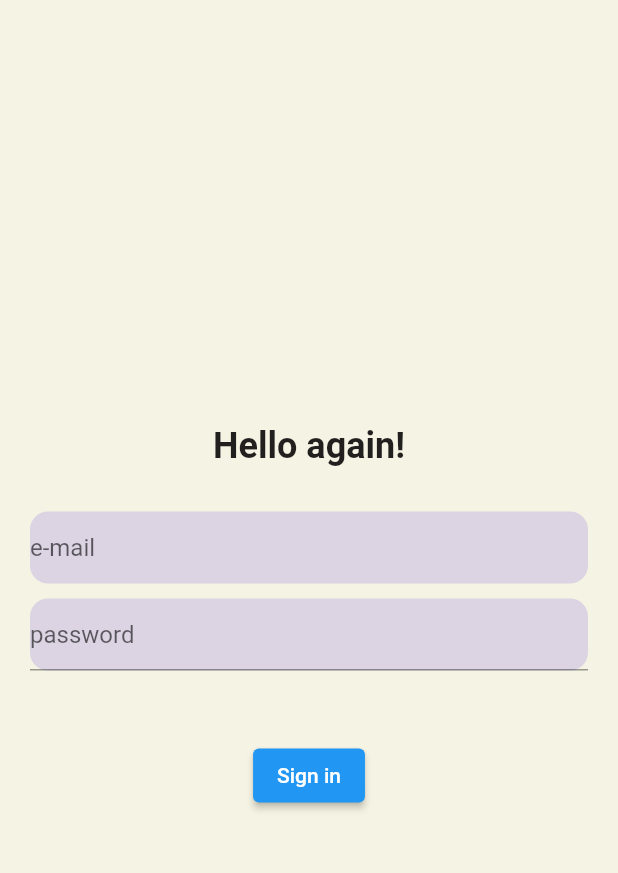
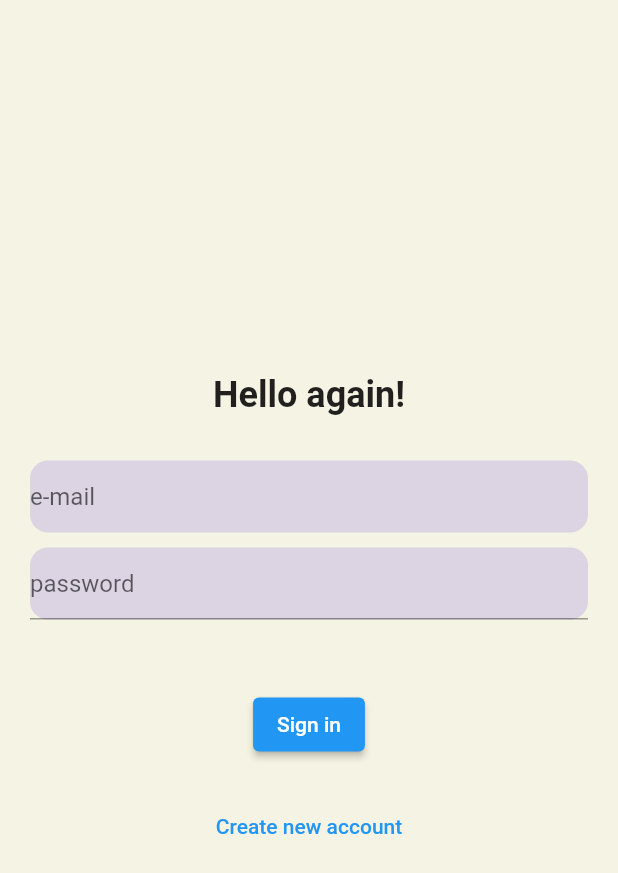
Before and after one commit to raczynskaannamaria/sushi_gdansk, a Flutter app: the screen it shows after launch, on a phone screen of 412 x 824 dp. Shown: the top 873 px of the screen. Run offline on Flutter 3.47's test engine with Material 2 defaults, Android fonts, the light colour scheme and no system bars; our stand-ins replace firebase_auth, firebase_core; accounts and stored records are empty.

Commit message:
Add creating an account option

```diff
--- a/lib/app/login/login_page.dart
+++ b/lib/app/login/login_page.dart
@@ -15,6 +15,7 @@ class LoginPage extends StatefulWidget {
 
 class _LoginPageState extends State<LoginPage> {
   var errorMessage = '';
+  var isCreatingAccount = false;
 
   @override
   Widget build(BuildContext context) {
@@ -26,7 +27,10 @@ class _LoginPageState extends State<LoginPage> {
           child: Column(
             mainAxisAlignment: MainAxisAlignment.center,
             children: [
-              const Text('Hello again!',
+              Text(
+                  isCreatingAccount == true
+                      ? 'Create new account'
+                      : 'Hello again!',
                   style: TextStyle(
                     fontWeight: FontWeight.bold,
                     fontSize: 24,
@@ -61,6 +65,21 @@ class _LoginPageState extends State<LoginPage> {
               const SizedBox(height: 30),
               ElevatedButton(
                 onPressed: () async {
+                  if (isCreatingAccount == true) {
+                    try {
+                      // rejestracja
+                      await FirebaseAuth.instance
+                          .createUserWithEmailAndPassword(
+                        email: widget.emailController.text,
+                        password: widget.passwordController.text,
+                      );
+                    } catch (error) {
+                      setState(() {
+                        errorMessage = error.toString();
+                      });
+                    }
+                  } else {
+                    // logowanie
                     try {
                       await FirebaseAuth.instance.signInWithEmailAndPassword(
                         email: widget.emailController.text,
@@ -70,11 +89,33 @@ class _LoginPageState extends State<LoginPage> {
                       setState(() {
                         errorMessage = error.toString();
                       });
-                    print(error);
                     }
+                  }
+                  ;
                 },
-                child: Text('Sign in'),
+                child: Text(isCreatingAccount == true ? 'Join now' : 'Sign in'),
               ),
+              const SizedBox(height: 20),
+              if (isCreatingAccount == false) ...[
+                TextButton(
+                  onPressed: () async {
+                    setState(() {
+                      isCreatingAccount = true;
+                    });
+                  },
+                  child: Text('Create new account'),
+                ),
+              ],
+              if (isCreatingAccount == true) ...[
+                TextButton(
+                  onPressed: () async {
+                    setState(() {
+                      isCreatingAccount = false;
+                    });
+                  },
+                  child: Text('Already have an account?'),
+                ),
+              ],
             ],
           ),
         ),
```
Lines whose indentation alone changed are shown as unchanged.
